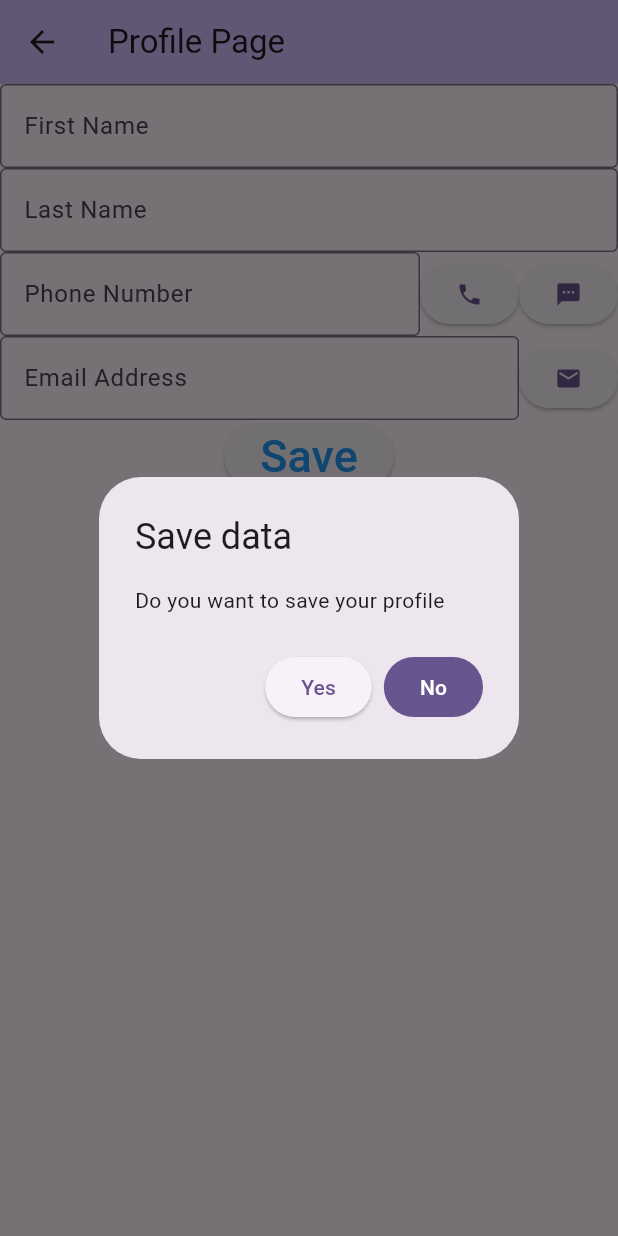
After one commit to 041103621/Flutter_labProject, a Flutter app: the ProfilePage screen opened by its route, after a tap on "Save", on a phone screen of 412 x 824 dp. The commit adds this screen. Run offline on Flutter 3.47's test engine with Material 3 defaults, Android fonts, the light colour scheme and no system bars; missing offline and left inert: encrypted_shared_preferences; statements that could not run were skipped.

Commit message:
add DataRepository.dart and ProfilePage.dart

```diff
--- /dev/null
+++ b/lib/DataRepository.dart
@@ -0,0 +1,73 @@
+
+
+//responsible for loading and saving itself
+import 'dart:async';
+
+import 'package:encrypted_shared_preferences/encrypted_shared_preferences.dart';
+
+class DataRepository{
+
+  static String loginName = ""; //initially it's empty string
+  static String loginPassword = "";
+  static String firstName = "";
+  static String lastName = "";
+  static String phoneNumber = "";
+  static String emailAddress = "";
+
+  static void loadLoginData()
+  {
+    //load your variables here
+    var prefs = EncryptedSharedPreferences();
+    prefs.getString("loginName").then( (endProduct) {loginName = endProduct;}    );
+    prefs.getString("loginPassword").then( (endProduct) {loginPassword = endProduct;}    );
+  }
+
+  static void loadProfileData()
+  {
+    //load your variables here
+    var prefs = EncryptedSharedPreferences();
+    prefs.getString("firstName").then( (endProduct) {firstName = endProduct;}    );
+    prefs.getString("lastName").then( (endProduct) {lastName = endProduct;}    );
+    prefs.getString("phoneNumber").then( (endProduct) {phoneNumber = endProduct;}    );
+    prefs.getString("emailAddress").then( (endProduct) {emailAddress = endProduct;}    );
+    //firstName =  await prefs.getString("firstName");
+  }
+
+
+  static void saveLoginData()
+  {
+    //save your variables
+    var prefs = EncryptedSharedPreferences();
+    prefs.setString("loginName", loginName);
+    prefs.setString("loginPassword", loginPassword);
+
+  }
+
+  static void saveProfileData()
+  {
+    //save your variables
+    var prefs = EncryptedSharedPreferences();
+    prefs.setString("firstName", firstName);
+    prefs.setString("lastName", lastName);
+    prefs.setString("phoneNumber", phoneNumber);
+    prefs.setString("emailAddress", emailAddress);
+  }
+
+  static void clearLoginData()
+  {
+    var prefs = EncryptedSharedPreferences();
+    prefs.remove("loginName");
+    prefs.remove("loginPassword");
+
+  }
+
+  static void clearProfileData()
+  {
+    var prefs = EncryptedSharedPreferences();
+    prefs.remove("firstName");
+    prefs.remove("lastName");
+    prefs.remove("phoneNumber");
+    prefs.remove("emailAddress");
+  }
+
+}
--- /dev/null
+++ b/lib/ProfilePage.dart
@@ -0,0 +1,164 @@
+import 'package:flutter/cupertino.dart';
+import 'package:flutter/material.dart';
+import 'package:lab2/DataRepository.dart';
+import 'package:url_launcher/url_launcher.dart';
+
+class ProfilePage extends StatefulWidget {
+  @override
+  State<ProfilePage> createState() => OtherPageState();
+}
+
+
+class OtherPageState extends State<ProfilePage>
+{
+
+
+  late TextEditingController _controllerFirstname; // late means initialize later, but not null
+  late TextEditingController _controllerLastname;
+  late TextEditingController _controllerPhone;
+  late TextEditingController _controllerEmail;
+
+
+  @override
+  void initState() {
+    super.initState();
+    _controllerFirstname = TextEditingController();
+    _controllerLastname = TextEditingController();
+    _controllerPhone = TextEditingController();
+    _controllerEmail = TextEditingController();
+    DataRepository.loadProfileData();
+
+
+    if (DataRepository.loginName != '') {
+      _controllerFirstname.text = DataRepository.firstName;
+      _controllerLastname.text = DataRepository.lastName;
+      _controllerPhone.text = DataRepository.phoneNumber;
+      _controllerEmail.text = DataRepository.emailAddress;
+      ScaffoldMessenger.of(context).showSnackBar(
+          SnackBar(
+              content: Text('Welcome Back!'),
+              duration: Duration(seconds: 30)));
+    }
+
+
+
+  }
+
+  @override
+  void dispose() {
+    _controllerFirstname.dispose();
+    _controllerLastname.dispose();
+    _controllerPhone.dispose();
+    _controllerEmail.dispose();
+    super.dispose();
+    DataRepository.saveProfileData();
+  }
+
+@override
+Widget build(BuildContext context) {
+  return Scaffold(
+      appBar:  AppBar(backgroundColor: Theme.of(context).colorScheme.inversePrimary,
+                     title: Text('Profile Page')),
+      body: Center(
+      child: Column(
+          // mainAxisAlignment: MainAxisAlignment.spaceBetween,
+          children: <Widget>[
+             TextField(
+                 controller:  _controllerFirstname,
+          decoration: InputDecoration(
+              hintText:"First Name",
+              border: OutlineInputBorder())
+             ),
+             TextField(
+                 controller:  _controllerLastname,
+                 decoration: InputDecoration(
+                 hintText:"Last Name",
+                 border: OutlineInputBorder())
+             ),
+             Row(children: [
+               Flexible(child: TextField(
+                   controller:  _controllerPhone,
+                    decoration: InputDecoration(
+                        hintText:"Phone Number",
+                        border: OutlineInputBorder())
+                ),),
+                ElevatedButton(child: Icon(Icons.phone),
+                    onPressed: () {
+                       //DataRepository.phoneNumber = _controllerPhone.value.text;
+                      final Uri telUri = Uri(scheme: 'tel', path: _controllerPhone.value.text);
+                       launchUrl(telUri);
+                    } ),
+                ElevatedButton(child: Icon(Icons.sms),
+                    onPressed: () {
+                      final Uri telUri = Uri(scheme: 'sms', path: _controllerPhone.value.text);
+                      launchUrl(telUri);
+                      //launch("sms:_controllerPhone.value.text");
+                    } )
+               ]),
+             Row(children: [
+               Flexible(child: TextField(
+                   controller:  _controllerEmail,
+                     decoration: InputDecoration(
+                         hintText:"Email Address",
+                         border: OutlineInputBorder())
+                 ),),
+                 ElevatedButton(child: Icon(Icons.email),
+                     onPressed: () {
+                       final Uri emailUri = Uri(scheme: 'sms', path: _controllerEmail.value.text);
+                       launchUrl(emailUri);
+                       //launch("mailto:_controllerEmail.value.text");
+                     } )
+  ],
+  ),
+            ElevatedButton( onPressed: _save,
+                child: const Text("Save", style: TextStyle(fontSize: 30.0, color: Colors.blue) )
+
+            )
+]
+  ),
+  ));
+
+
+}
+
+  void _clearData () {
+    DataRepository.clearProfileData();
+    _controllerFirstname.text= '';
+    _controllerLastname.text='';
+    _controllerPhone.text='';
+    _controllerEmail.text='';
+    Navigator.pop(context);
+
+  }
+
+  void _save() {
+
+    showDialog<String>(
+      context: context,
+      builder: (BuildContext ctx) =>
+          AlertDialog(
+            title: const Text('Save data'),
+            content: const Text('Do you want to save your profile'),
+            actions: <Widget>[
+              ElevatedButton(child: Text("Yes"),
+                onPressed: () {
+                  DataRepository.firstName = _controllerFirstname.value.text; //
+                  DataRepository.lastName = _controllerLastname.value.text; //
+                  DataRepository.phoneNumber = _controllerPhone.value.text; //
+                  DataRepository.emailAddress = _controllerEmail.value.text; //
+                  DataRepository.saveProfileData();
+                  Navigator.pop(context);
+                }
+                ,),
+              FilledButton(child: Text("No"),
+                  onPressed: _clearData),
+
+            ],
+          ),
+    );
+
+
+  }
+
+
+}
--- a/pubspec.yaml
+++ b/pubspec.yaml
@@ -37,6 +37,7 @@ dependencies:
   cupertino_icons: ^1.0.6
   shared_preferences: ^2.2.3
   encrypted_shared_preferences: ^3.0.1
+  url_launcher: ^6.3.0
 
 dev_dependencies:
   flutter_test:
```
Also changed, not shown: lib/main.dart (+111 -118 lines), pubspec.lock, 5 other files.
